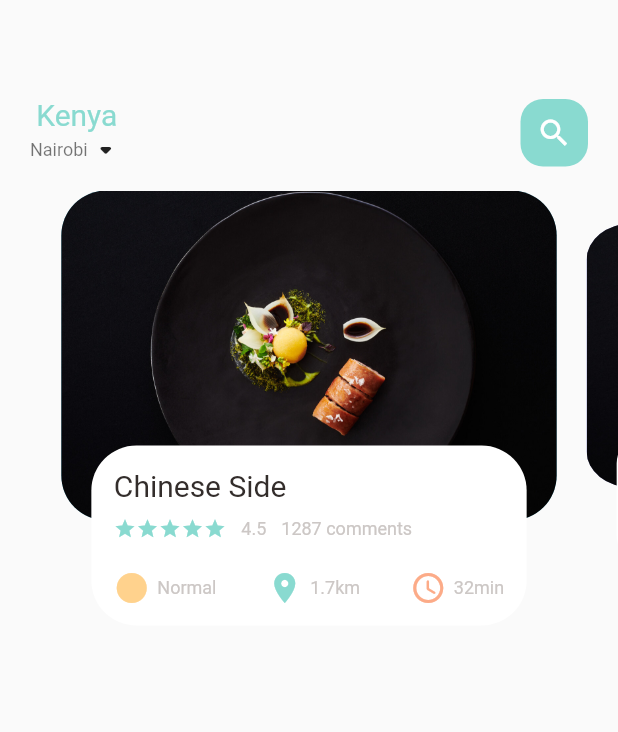
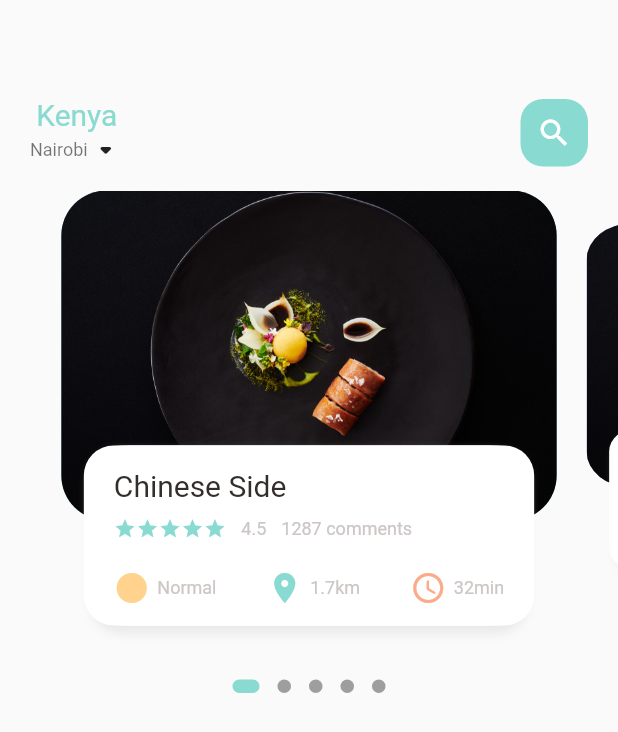
Before and after one commit to RodgersX/Delivery-App, a Flutter app: the screen it shows after launch, on a phone screen of 412 x 824 dp. Shown: the top 732 px of the screen. Run offline on Flutter 3.47's test engine with Material 2 defaults, Android fonts, the phone set to English and light mode, and no system bars; drawn by our look-alikes of dots_indicator.

```diff
--- a/lib/home/food_page_body.dart
+++ b/lib/home/food_page_body.dart
@@ -1,8 +1,8 @@
-import 'package:eco_app/utils/colors.dart';
-import 'package:eco_app/widgets/big_text.dart';
-import 'package:eco_app/widgets/icon_and_text_widget.dart';
-import 'package:eco_app/widgets/small_text.dart';
+import 'package:dots_indicator/dots_indicator.dart';
 import 'package:flutter/material.dart';
+
+import '../utils/colors.dart';
+import '../widgets/widgets.dart';
 
 class FoodPageBody extends StatefulWidget {
   const FoodPageBody({Key? key}) : super(key: key);
@@ -12,9 +12,9 @@ class FoodPageBody extends StatefulWidget {
 }
 
 class _FoodPageBodyState extends State<FoodPageBody> {
-  PageController _pageController = PageController(viewportFraction: 0.85);
+  final PageController _pageController = PageController(viewportFraction: 0.85);
   var _currPageValue = 0.0;
-  double _scaleFactor = 0.8;
+  final double _scaleFactor = 0.8;
   double height = 220;
 
   @override
@@ -35,7 +35,9 @@ class _FoodPageBodyState extends State<FoodPageBody> {
 
   @override
   Widget build(BuildContext context) {
-    return Container(
+    return Column(
+      children: [
+        SizedBox(
           height: 320,
           child: PageView.builder(
               controller: _pageController,
@@ -43,13 +45,26 @@ class _FoodPageBodyState extends State<FoodPageBody> {
               itemBuilder: (context, index) {
                 return _buildPageItem(index);
               }),
+        ),
+        DotsIndicator(
+          dotsCount: 5,
+          position: _currPageValue,
+          decorator: DotsDecorator(
+            activeColor: AppColors.mainColor,
+            size: Size.square(9),
+            activeSize: Size(18, 9),
+            activeShape: RoundedRectangleBorder(
+              borderRadius: BorderRadius.circular(12),
+            ),
+          ),
+        )
+      ],
     );
   }
 
   // child container in general takes the whole space of parent container
   Widget _buildPageItem(int index) {
-    Matrix4 matrix =
-        new Matrix4.identity(); // returns the x,y and z coordinates
+    Matrix4 matrix = Matrix4.identity(); // returns the x,y and z coordinates
     if (index == _currPageValue.floor()) {
       var currScale = 1 - (_currPageValue - index) * (1 - _scaleFactor);
       var currTrans = height * (1 - currScale) / 2;
@@ -70,7 +85,8 @@ class _FoodPageBodyState extends State<FoodPageBody> {
     } else {
       var currScale = 0.8;
       var currTrans = height * (1 - currScale) / 2;
-      matrix = Matrix4.diagonal3Values(1, currScale, 1)..setTranslationRaw(0, currTrans, 0);
+      matrix = Matrix4.diagonal3Values(1, currScale, 1)
+        ..setTranslationRaw(0, currTrans, 0);
     }
 
     return Transform(
@@ -85,7 +101,7 @@ class _FoodPageBodyState extends State<FoodPageBody> {
               color: index.isEven
                   ? const Color(0xFF69c5df)
                   : const Color(0xFF9294cc),
-              image: DecorationImage(
+              image: const DecorationImage(
                 fit: BoxFit.cover,
                 image: AssetImage('assets/image/food01.jpg'),
               ),
@@ -96,41 +112,59 @@ class _FoodPageBodyState extends State<FoodPageBody> {
             alignment: Alignment.bottomCenter,
             child: Container(
               height: 120,
-              margin: const EdgeInsets.only(left: 30, right: 30, bottom: 30),
+              margin: const EdgeInsets.only(
+                left: 30,
+                right: 30,
+                bottom: 30,
+              ),
               decoration: BoxDecoration(
-                borderRadius: BorderRadius.circular(30),
+                  borderRadius: BorderRadius.circular(20),
                   color: Colors.white,
+                  boxShadow: const [
+                    BoxShadow(
+                      color: Color(0xFFe8e8e8),
+                      blurRadius: 5,
+                      offset: Offset(0, 5), // x, y
                     ),
+                    BoxShadow(
+                      color: Colors.white,
+                      offset: Offset(-5, 0),
+                    ),
+                    BoxShadow(
+                      color: Colors.white,
+                      offset: Offset(5, 0),
+                    ),
+                  ]),
               child: Padding(
                 padding: const EdgeInsets.only(top: 15, left: 15, right: 15),
                 child: Column(
                   crossAxisAlignment: CrossAxisAlignment.start,
                   children: [
                     BigText(text: 'Chinese Side'),
-                    SizedBox(height: 10),
+                    const SizedBox(height: 10),
                     Row(
                       children: [
                         Wrap(
                           // put children horizontally by default
                           children: List.generate(
                             5,
-                            (index) => Icon(
+                            (index) => const Icon(
                               Icons.star,
                               color: AppColors.mainColor,
                               size: 15,
                             ),
                           ),
                         ),
-                        SizedBox(width: 10),
+                        const SizedBox(width: 10),
                         SmallText(text: '4.5'),
-                        SizedBox(width: 10),
+                        const SizedBox(width: 10),
                         SmallText(text: '1287 comments')
                       ],
                     ),
-                    SizedBox(height: 20),
+                    const SizedBox(height: 20),
                     Row(
                       mainAxisAlignment: MainAxisAlignment.spaceBetween,
-                      children: [
+                      children: const [
                         IconAndTextWidget(
                           icon: Icons.circle_sharp,
                           text: 'Normal',
--- a/lib/home/main_food_page.dart
+++ b/lib/home/main_food_page.dart
@@ -1,6 +1,6 @@
-import 'package:eco_app/home/food_page_body.dart';
 import 'package:flutter/material.dart';
 
+import '../home/food_page_body.dart';
 import '../utils/colors.dart';
 import '../widgets/widgets.dart';
 
@@ -19,8 +19,8 @@ class _MainFoodPageState extends State<MainFoodPage> {
         children: [
           Container(
             child: Container(
-              margin: EdgeInsets.only(top: 65, bottom: 15),
-              padding: EdgeInsets.symmetric(horizontal: 20),
+              margin: const EdgeInsets.only(top: 65, bottom: 15),
+              padding: const EdgeInsets.symmetric(horizontal: 20),
               child: Row(
                 mainAxisAlignment: MainAxisAlignment.spaceBetween,
                 children: [
@@ -31,7 +31,7 @@ class _MainFoodPageState extends State<MainFoodPage> {
                       Row(
                         children: [
                           SmallText(text: 'Nairobi', color: Colors.black54),
-                          Icon(Icons.arrow_drop_down_rounded)
+                          const Icon(Icons.arrow_drop_down_rounded)
                         ],
                       ),
                     ],
@@ -40,7 +40,7 @@ class _MainFoodPageState extends State<MainFoodPage> {
                     child: Container(
                       width: 45,
                       height: 45,
-                      child: Icon(Icons.search, color: Colors.white),
+                      child: const Icon(Icons.search, color: Colors.white),
                       decoration: BoxDecoration(
                         borderRadius: BorderRadius.circular(15),
                         color: AppColors.mainColor,
@@ -51,7 +51,7 @@ class _MainFoodPageState extends State<MainFoodPage> {
               ),
             ),
           ),
-          FoodPageBody(),
+          const FoodPageBody(),
         ],
       ),
     );
--- a/lib/utils/colors.dart
+++ b/lib/utils/colors.dart
@@ -1,14 +1,14 @@
 import 'package:flutter/painting.dart';
 
 class AppColors {
-  static final Color textColor = const Color(0xFFccc7c5);
-  static final Color mainColor = const Color(0xFF89dad0);
-  static final Color iconColor1 = const Color(0xFFffd28d);
-  static final Color iconColor2 = const Color(0xFFfcab88);
-  static final Color paraColor = const Color(0xFF8f837f);
-  static final Color buttonBackgroundColor = const Color(0xFFf7f6f4);
-  static final Color signColor = const Color(0xFFa9a29f);
-  static final Color titleColor = const Color(0xFF5c524f);
-  static final Color mainBlackColor = const Color(0xFF332d2b);
-  static final Color yellowColor = const Color(0xFFffd379);
+  static const Color textColor = Color(0xFFccc7c5);
+  static const Color mainColor = Color(0xFF89dad0);
+  static const Color iconColor1 = Color(0xFFffd28d);
+  static const Color iconColor2 = Color(0xFFfcab88);
+  static const Color paraColor = Color(0xFF8f837f);
+  static const Color buttonBackgroundColor = Color(0xFFf7f6f4);
+  static const Color signColor = Color(0xFFa9a29f);
+  static const Color titleColor = Color(0xFF5c524f);
+  static const Color mainBlackColor = Color(0xFF332d2b);
+  static const Color yellowColor = Color(0xFFffd379);
 }
--- a/lib/widgets/icon_and_text_widget.dart
+++ b/lib/widgets/icon_and_text_widget.dart
@@ -1,5 +1,6 @@
-import 'package:eco_app/widgets/small_text.dart';
 import 'package:flutter/material.dart';
+
+import '../widgets/small_text.dart';
 
 class IconAndTextWidget extends StatelessWidget {
   final IconData icon;
@@ -17,7 +18,7 @@ class IconAndTextWidget extends StatelessWidget {
     return Row(
       children: [
         Icon(icon, color: iconColor),
-        SizedBox(width: 5),
+        const SizedBox(width: 5),
         SmallText(text: text),
       ],
     );
--- a/lib/widgets/widgets.dart
+++ b/lib/widgets/widgets.dart
@@ -1,2 +1,3 @@
 export './big_text.dart';
 export './small_text.dart';
+export './icon_and_text_widget.dart';
```
Also changed, not shown: pubspec.yaml (+1 -23 lines), pubspec.lock. Lines whose indentation alone changed are shown as unchanged.
